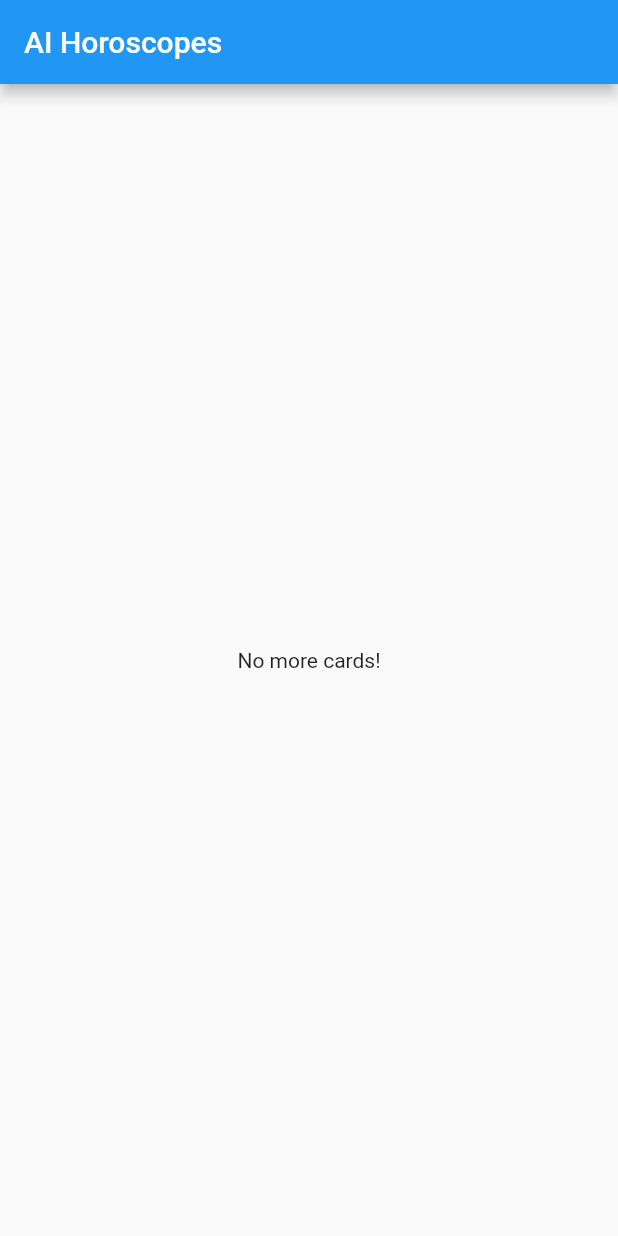
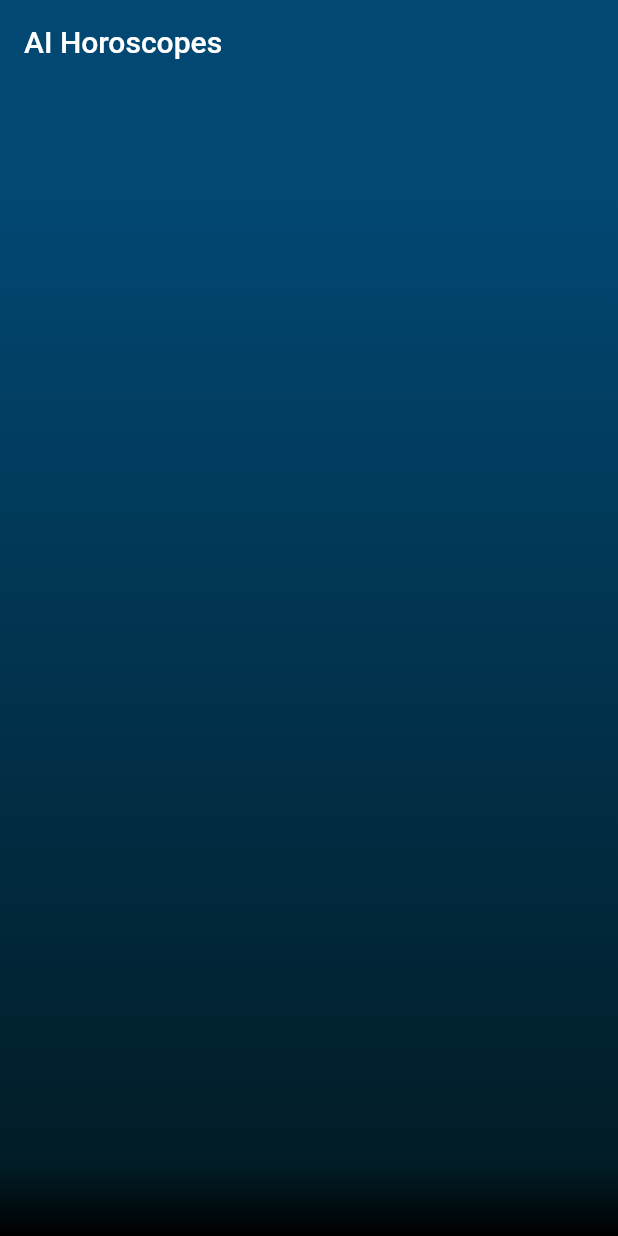
Before and after one commit to GardnerOne/flutter-horoscopes, a Flutter app: the screen it shows after launch, on a phone screen of 412 x 824 dp. Run offline on Flutter 3.47's test engine with Material 2 defaults, Android fonts, the phone set to English and light mode, and no system bars.

Commit message:
Style basic app

```diff
--- a/lib/main.dart
+++ b/lib/main.dart
@@ -1,15 +1,18 @@
 import 'package:flutter/material.dart';
 
 void main() => runApp(MyApp());
+
+final Color primary      = Color(0xff024873);
+final Color primaryMuted = Color(0xff024059);
+final Color primaryDark  = Color(0xff011c26);
+final Color accent       = Color(0xfff29f80);
+final Color accentLight  = Color(0xfff2f2f2);
 
 class MyApp extends StatelessWidget {
   @override
   Widget build(BuildContext context) {
     return MaterialApp(
       title: 'AI Horoscopes',
-      theme: ThemeData(
-        primarySwatch: Colors.blue,
-      ),
       home: MyHomePage(title: 'AI Horoscopes'),
     );
   }
@@ -31,13 +34,21 @@ class _MyHomePageState extends State<MyHomePage> {
     return Scaffold(
       appBar: AppBar(
         title: Text(widget.title),
+        backgroundColor: primary,
+        elevation: 0,
       ),
-      body: Center(
-        child: Column(
-          mainAxisAlignment: MainAxisAlignment.center,
-          children: <Widget>[
-            Text('No more cards!',),
-          ],
+      body: Container(
+        decoration: BoxDecoration(
+          gradient: LinearGradient(
+            begin: Alignment.bottomCenter,
+            end: Alignment.topCenter,
+            stops: [0.0, 0.06, 0.9],
+            colors: [
+              Colors.black,
+              primaryDark,
+              primary
+            ],
+          )
         ),
       ),
     );
```
